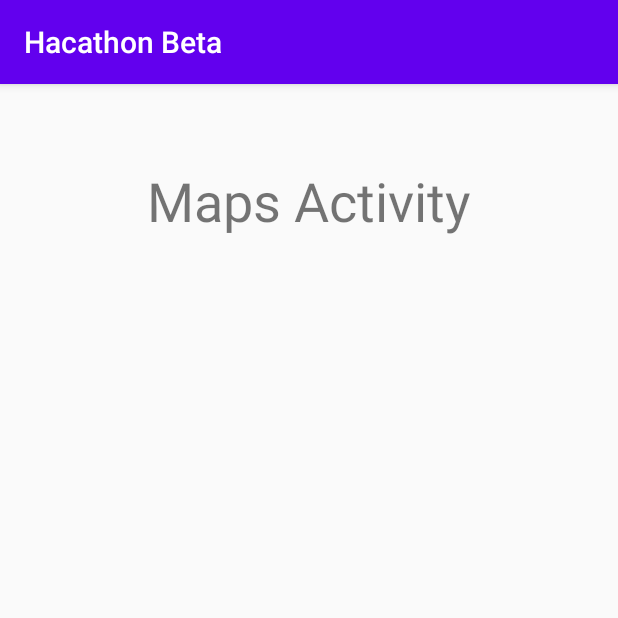
After one commit to PratikBhangale/Hacathon59_bytecode_velocity, an Android app: the AllMapsActivity screen opened directly, with no data from a screen before it, on a phone screen of 412 x 824 dp, the top half of it. The commit adds this screen. Run offline under Robolectric (Android 15) with nearby library versions, the phone set to English and light mode, and no system bars.

Commit message:
User List to All Maps on Click and Data Transfer Complete

```diff
--- /dev/null
+++ b/app/src/main/java/com/example/hacathonbeta/driver/driver_list/AllMapsActivity.java
@@ -0,0 +1,26 @@
+package com.example.hacathonbeta.driver.driver_list;
+
+import androidx.appcompat.app.AppCompatActivity;
+import androidx.arch.core.executor.TaskExecutor;
+
+import android.os.Bundle;
+import android.widget.TextView;
+
+import com.example.hacathonbeta.R;
+
+public class AllMapsActivity extends AppCompatActivity {
+
+    private String bus_id,driveruid;
+    @Override
+    protected void onCreate(Bundle savedInstanceState) {
+        super.onCreate(savedInstanceState);
+        setContentView(R.layout.activity_all_maps);
+
+
+        if(getIntent().hasExtra("bus_number") && getIntent().hasExtra("driver_UID")){
+            String one = getIntent().getStringExtra("bus_number");
+            String two = getIntent().getStringExtra("driver_UID");
+
+        }
+    }
+}
--- /dev/null
+++ b/app/src/main/res/layout/activity_all_maps.xml
@@ -0,0 +1,20 @@
+<?xml version="1.0" encoding="utf-8"?>
+<RelativeLayout xmlns:android="http://schemas.android.com/apk/res/android"
+    xmlns:app="http://schemas.android.com/apk/res-auto"
+    xmlns:tools="http://schemas.android.com/tools"
+    android:layout_width="match_parent"
+    android:layout_height="match_parent"
+    tools:context=".driver.driver_list.AllMapsActivity">
+
+    <TextView
+        android:id="@+id/textView16"
+        android:layout_width="264dp"
+        android:layout_height="61dp"
+        android:layout_alignParentTop="true"
+        android:layout_centerHorizontal="true"
+        android:layout_marginTop="53dp"
+        android:text="Maps Activity"
+        android:textAlignment="center"
+        android:textSize="36sp" />
+
+</RelativeLayout>
```
Also changed, not shown: app/src/main/AndroidManifest.xml (+4 -3 lines), app/src/main/java/com/example/hacathonbeta/driver/driver_list/Driver.java (+32 -1 lines), app/src/main/java/com/example/hacathonbeta/driver/driver_list/DriverListAdapter.java (+27 -1 lines), app/src/main/java/com/example/hacathonbeta/driver/driver_list/UserListActivity.java (+25 -3 lines), app/src/main/res/layout/activity_user_list.xml (+28 -3 lines).
